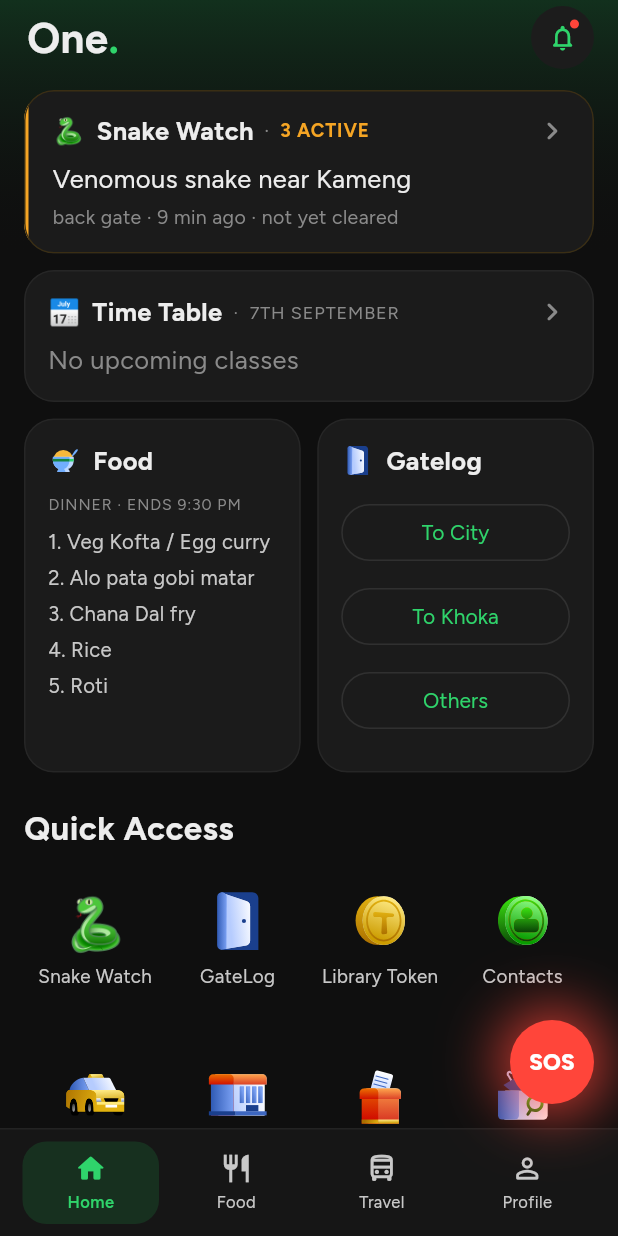
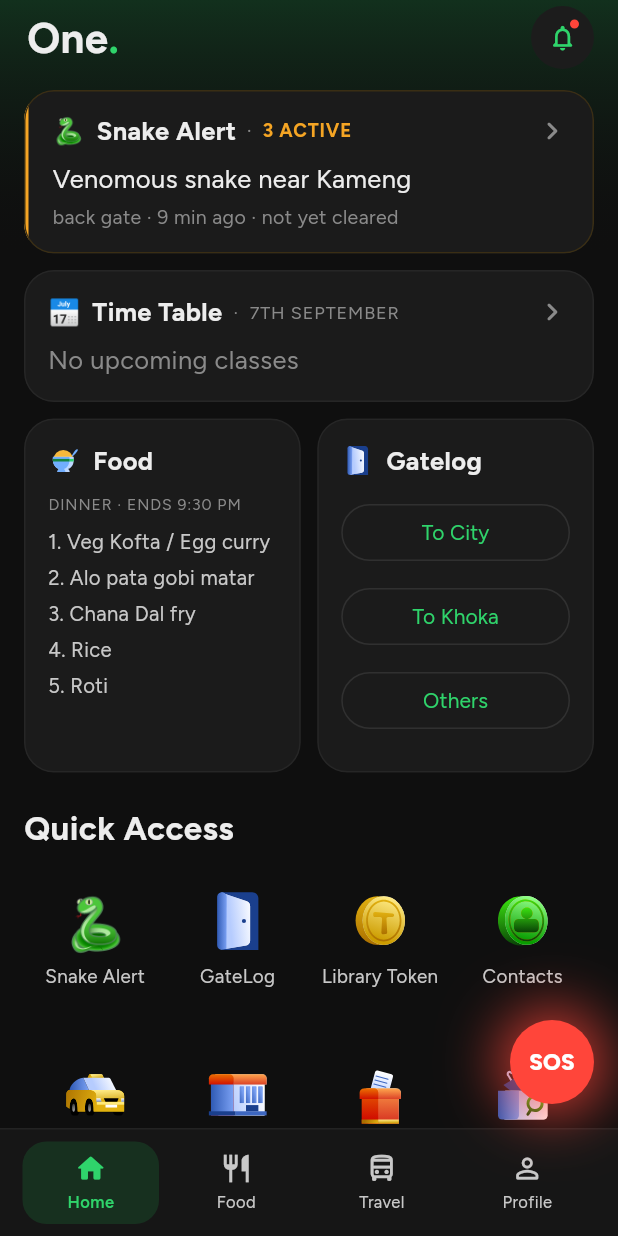
Before and after one commit to KaveiDuo/snake-watch, a Flutter app: the HomeShell screen opened directly, on a phone screen of 412 x 824 dp. Run offline on Flutter 3.47's test engine with Material 3 defaults, Android fonts, the phone set to English and light mode, and no system bars; our stand-ins replace flutter_map, flutter_svg, geolocator, image_picker, latlong2, shared_preferences; accounts and stored records are empty; project files that could hold a hidden picture were left out.

Commit message:
Rename to Snake Alert; call the authority after reporting
Co-Authored-By: Claude Opus 5.5 <noreply@anthropic.com>

```diff
--- a/lib/data/app_state.dart
+++ b/lib/data/app_state.dart
@@ -121,6 +121,10 @@ LatLng zoneCentre(String name) {
 }
 
 enum Venom { venomous, nonVenomous, unsure }
+
+/// Phone number the "Call the authority" button dials after a report. Demo
+/// only: every hostel and building authority uses the same number for now.
+const authorityPhone = '8277992838';
 
 enum Role { none, student, authority }
 
--- a/lib/data/campus_boundary.dart
+++ b/lib/data/campus_boundary.dart
@@ -1,7 +1,7 @@
 import 'package:latlong2/latlong.dart';
 
 /// IIT Guwahati campus boundary (OpenStreetMap, © OpenStreetMap contributors).
-/// Snake Watch only accepts reports inside it.
+/// Snake Alert only accepts reports inside it.
 const campusBoundary = <LatLng>[
   LatLng(26.1841867, 91.6878388),
   LatLng(26.1844508, 91.6879127),
--- a/lib/main.dart
+++ b/lib/main.dart
@@ -21,7 +21,7 @@ class SnakeWatchApp extends StatelessWidget {
     return AppScope(
       state: state,
       child: MaterialApp(
-        title: 'Onestop · Snake Watch',
+        title: 'Onestop · Snake Alert',
         debugShowCheckedModeBanner: false,
         theme: buildTheme(),
         // On a wide browser window, show the app at phone width in the middle.
--- a/lib/screens/authority_console.dart
+++ b/lib/screens/authority_console.dart
@@ -221,7 +221,7 @@ class AuthorityProfile extends StatelessWidget {
             lines: ['Hostel authority · ${s.authorityHostel}'],
           ),
           const SizedBox(height: 22),
-          Text('Snake Watch · ${s.authorityHostel}', style: ft(17, w: 600)),
+          Text('Snake Alert · ${s.authorityHostel}', style: ft(17, w: 600)),
           const SizedBox(height: 12),
           Panel(
             padding: const EdgeInsets.symmetric(vertical: 16, horizontal: 8),
--- a/lib/screens/home_shell.dart
+++ b/lib/screens/home_shell.dart
@@ -130,7 +130,7 @@ class _NotInDemo extends StatelessWidget {
             Text(name, style: ft(22, w: 700)),
             const SizedBox(height: 8),
             Text(
-              '$name isn’t part of this Snake Watch demo.',
+              '$name isn’t part of this Snake Alert demo.',
               textAlign: TextAlign.center,
               style: ft(14, color: C.muted),
             ),
@@ -186,7 +186,7 @@ class _HomeTab extends StatelessWidget {
             ],
           ),
           const SizedBox(height: 14),
-          // Snake Watch alert card
+          // Snake Alert alert card
           Panel(
             border: s.activeCount > 0 ? const Color(0xFF3A2E14) : C.line,
             padding: EdgeInsets.zero,
@@ -206,7 +206,7 @@ class _HomeTab extends StatelessWidget {
                             children: [
                               const Text('🐍', style: TextStyle(fontSize: 17)),
                               const SizedBox(width: 8),
-                              Text('Snake Watch', style: ft(17, w: 700)),
+                              Text('Snake Alert', style: ft(17, w: 700)),
                               Text('  ·  ', style: ft(13, color: C.muted)),
                               Text(
                                 s.activeCount > 0 ? '${s.activeCount} ACTIVE' : 'ALL CLEAR',
@@ -333,7 +333,7 @@ class _HomeTab extends StatelessWidget {
             children: [
               // Each icon is an emoji or the name of an Onestop icon in assets/icons/.
               for (final (icon, label) in [
-                ('🐍', 'Snake Watch'),
+                ('🐍', 'Snake Alert'),
                 ('gate_log.svg', 'GateLog'),
                 ('lib_token.svg', 'Library Token'),
                 ('contacts.svg', 'Contacts'),
@@ -349,7 +349,7 @@ class _HomeTab extends StatelessWidget {
                 InkWell(
                   borderRadius: BorderRadius.circular(14),
                   onTap: () {
-                    if (label == 'Snake Watch') {
+                    if (label == 'Snake Alert') {
                       Navigator.push(context, MaterialPageRoute(builder: (_) => const SnakeWatchScreen()));
                     } else {
                       _soon(context, label);
--- a/lib/screens/notifications.dart
+++ b/lib/screens/notifications.dart
@@ -20,7 +20,7 @@ class _NotificationsScreenState extends State<NotificationsScreen> {
     final items = <_Item>[
       for (final r in s.reports)
         _Item(
-          'SNAKE WATCH',
+          'SNAKE ALERT',
           r.time,
           r.safe ? 'Area marked safe' : (r.venom == Venom.venomous ? 'Venomous snake reported' : 'Snake sighting reported'),
           r.safe
@@ -53,7 +53,7 @@ class _NotificationsScreenState extends State<NotificationsScreen> {
               scrollDirection: Axis.horizontal,
               padding: const EdgeInsets.symmetric(horizontal: 16),
               children: [
-                for (final f in ['All', 'Snake Watch', 'Cab Sharing', 'Gatelog'])
+                for (final f in ['All', 'Snake Alert', 'Cab Sharing', 'Gatelog'])
                   Padding(
                     padding: const EdgeInsets.only(right: 8),
                     child: ChoiceChip(
@@ -100,7 +100,7 @@ class _NotificationsScreenState extends State<NotificationsScreen> {
                   ),
                 const SizedBox(height: 6),
                 Text(
-                  'Snake Watch alerts can be turned off in Profile › Notification preferences.',
+                  'Snake Alert alerts can be turned off in Profile › Notification preferences.',
                   textAlign: TextAlign.center,
                   style: ft(11.5, color: C.faint),
                 ),
--- a/lib/screens/profile.dart
+++ b/lib/screens/profile.dart
@@ -223,9 +223,9 @@ class ProfileActions extends StatelessWidget {
           'About Us',
           () => showAboutDialog(
             context: context,
-            applicationName: 'Onestop · Snake Watch',
+            applicationName: 'Onestop · Snake Alert',
             applicationVersion: 'Demo 1.0',
-            applicationLegalese: 'A standalone demo of the Snake Watch add-on for the Onestop app. Uses example data only.',
+            applicationLegalese: 'A standalone demo of the Snake Alert add-on for the Onestop app. Uses example data only.',
           ),
         ),
         b(Icons.bug_report_outlined, 'Bug/Feature Request', () => toast(context, 'Thanks! Feedback isn’t sent in this demo')),
--- a/lib/screens/report.dart
+++ b/lib/screens/report.dart
@@ -2,6 +2,7 @@ import 'dart:async';
 
 import 'package:flutter/material.dart';
 import 'package:image_picker/image_picker.dart';
+import 'package:url_launcher/url_launcher.dart';
 
 import '../data/app_state.dart';
 import '../data/places.dart';
@@ -768,7 +769,7 @@ class _PickOnMapScreenState extends State<PickOnMapScreen> {
                           const SizedBox(height: 3),
                           Text(
                             _loc.outside
-                                ? 'Snake Watch only takes reports inside the campus. Move the pin onto campus.'
+                                ? 'Snake Alert only takes reports inside the campus. Move the pin onto campus.'
                                 : _loc.covered
                                 ? 'Inside ${_loc.name} premises · the ${_loc.name} authority covers this spot'
                                 : 'Open area · pin only. No authority is notified; students nearby still see it',
@@ -899,7 +900,7 @@ class _ReportedScreenState extends State<ReportedScreen> with TickerProviderStat
                 Padding(
                   padding: const EdgeInsets.symmetric(horizontal: 12),
                   child: Text(
-                    'Students nearby have been notified and can see your pin on Snake Watch.',
+                    'Students nearby have been notified and can see your pin on Snake Alert.',
                     textAlign: TextAlign.center,
                     style: ft(14.5, color: C.muted, height: 1.45),
                   ),
@@ -922,7 +923,7 @@ class _ReportedScreenState extends State<ReportedScreen> with TickerProviderStat
                             const SizedBox(height: 4),
                             Text(
                               r.covered
-                                  ? 'It’s in their Snake Watch console now. They’ll check the area and mark it safe, and you’ll be notified.'
+                                  ? 'It’s in their Snake Alert console now. They’ll check the area and mark it safe, and you’ll be notified.'
                                   : 'No authority is notified for open areas. Students nearby can see your pin, and it clears itself after 2–3 days.',
                               style: ft(12.5, color: C.muted, height: 1.4),
                             ),
@@ -932,7 +933,20 @@ class _ReportedScreenState extends State<ReportedScreen> with TickerProviderStat
                     ],
                   ),
                 ),
-                const SizedBox(height: 14),
+                if (r.covered) ...[
+                  const SizedBox(height: 12),
+                  Btn(
+                    'Call the authority now',
+                    icon: Icons.call_rounded,
+                    height: 50,
+                    onTap: () async {
+                      if (!await launchUrl(Uri.parse('tel:$authorityPhone')) && context.mounted) {
+                        toast(context, 'Could not open the dialler');
+                      }
+                    },
+                  ),
+                ],
+                const SizedBox(height: 10),
                 Row(
                   children: [
                     Expanded(
@@ -941,7 +955,7 @@ class _ReportedScreenState extends State<ReportedScreen> with TickerProviderStat
                     const SizedBox(width: 10),
                     Expanded(
                       child: Btn(
-                        'Snake Watch',
+                        'Snake Alert',
                         kind: BtnKind.ghost,
                         height: 48,
                         onTap: () {
--- a/lib/screens/snake_watch.dart
+++ b/lib/screens/snake_watch.dart
@@ -31,7 +31,7 @@ class _SnakeWatchScreenState extends State<SnakeWatchScreen> {
     final picked = _picked;
     return DarkPage(
       header: AppHeader(
-        'Snake Watch',
+        'Snake Alert',
         subtitle: s.activeCount == 1 ? '1 active report on campus' : '${s.activeCount} active reports on campus',
       ),
       body: Padding(
@@ -144,7 +144,7 @@ class _PickedCard extends StatelessWidget {
                     const SizedBox(height: 2),
                     Text(
                       loc.outside
-                          ? 'Snake Watch only takes reports inside the campus. Move the pin onto campus.'
+                          ? 'Snake Alert only takes reports inside the campus. Move the pin onto campus.'
                           : loc.covered
                           ? 'Inside ${loc.name} premises · the ${loc.name} authority covers this spot'
                           : 'Open area · pin only. No authority is notified; students nearby still see it',
--- a/lib/widgets/common.dart
+++ b/lib/widgets/common.dart
@@ -14,7 +14,7 @@ Widget photoOf(String path, {BoxFit fit = BoxFit.cover}) {
   return Image.file(File(path), fit: fit);
 }
 
-/// Dark screen with the green "top glow" used across the Snake Watch screens.
+/// Dark screen with the green "top glow" used across the Snake Alert screens.
 class DarkPage extends StatelessWidget {
   final Widget? header;
   final Widget body;
```
Also changed, not shown: 4 other files.
